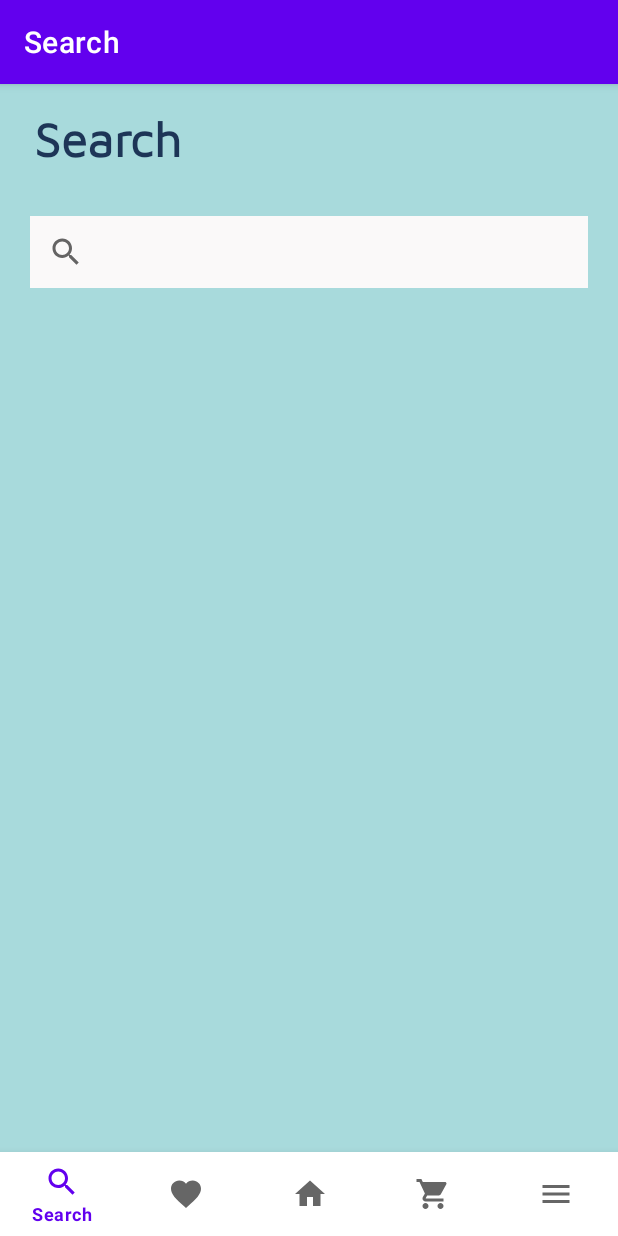
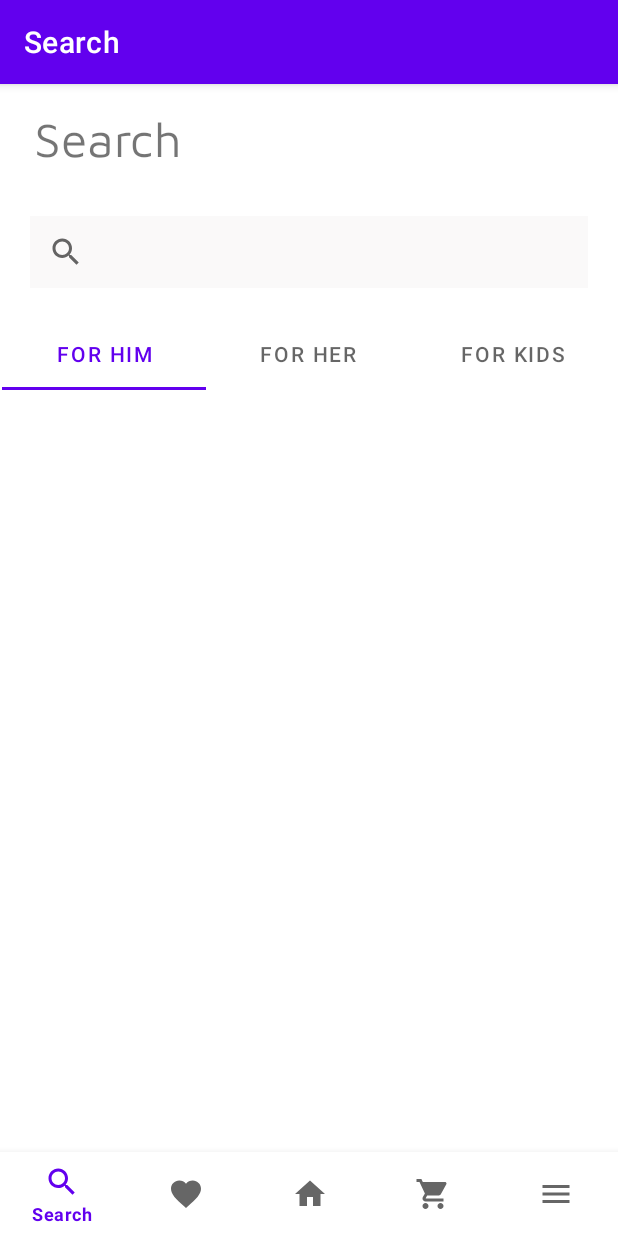
Before and after one commit to sultansse/E_Commerce, an Android app: the SearchFragment screen opened through its navigation route, on a phone screen of 412 x 824 dp. Run offline under Robolectric (Android 15) with nearby library versions, the phone set to English and light mode, and no system bars; our stand-ins replace navigation-ui.

Commit message:
Revert "added some colors"
This reverts commit 9fb8612c

```diff
--- a/app/src/main/res/layout/fragment_search.xml
+++ b/app/src/main/res/layout/fragment_search.xml
@@ -5,11 +5,9 @@
 
     android:layout_width="match_parent"
     android:layout_height="match_parent"
-    android:background="@color/light_blue"
     tools:context=".ui.search.SearchFragment">
 
-
-    <!--title-->
+<!--title-->
     <TextView
         android:id="@+id/searchTitle"
         android:layout_width="wrap_content"
@@ -17,9 +15,7 @@
         android:layout_marginTop="15dp"
         android:fontFamily="@font/maven_pro"
         android:text="@string/title_search"
-        android:textColor="@color/dark_blue"
         android:textSize="32sp"
-        android:textStyle="bold"
         app:layout_constraintEnd_toEndOf="parent"
         app:layout_constraintHorizontal_bias="0.073"
         app:layout_constraintStart_toStartOf="parent"
@@ -43,6 +39,39 @@
 
 
     <!--    tabs-->
+    <com.google.android.material.tabs.TabLayout
+        android:id="@+id/tabLayout"
+        android:layout_width="409dp"
+        android:layout_height="wrap_content"
+        android:layout_marginTop="20dp"
+        app:layout_constraintEnd_toEndOf="parent"
+        app:layout_constraintStart_toStartOf="parent"
+        app:layout_constraintTop_toBottomOf="@+id/searchView">
+
+        <com.google.android.material.tabs.TabItem
+            android:id="@+id/forHim"
+            android:layout_width="wrap_content"
+            android:layout_height="wrap_content"
+            android:text="For Him"
+            tools:ignore="HardcodedText" />
+
+        <com.google.android.material.tabs.TabItem
+            android:id="@+id/forHer"
+            android:layout_width="wrap_content"
+            android:layout_height="wrap_content"
+            android:text="For Her"
+            tools:ignore="HardcodedText"
+            tools:layout_editor_absoluteX="142dp"
+            tools:layout_editor_absoluteY="167dp" />
+
+        <com.google.android.material.tabs.TabItem
+            android:id="@+id/forKids"
+            android:layout_width="wrap_content"
+            android:layout_height="wrap_content"
+            android:text="For Kids"
+            tools:ignore="HardcodedText" />
+
+    </com.google.android.material.tabs.TabLayout>
 
 
 </androidx.constraintlayout.widget.ConstraintLayout>
--- a/app/src/main/res/values/colors.xml
+++ b/app/src/main/res/values/colors.xml
@@ -7,10 +7,4 @@
     <color name="teal_700">#FF018786</color>
     <color name="black">#FF000000</color>
     <color name="white">#FFFFFFFF</color>
-    <color name="light_blue">#A8DADC</color>
-    <color name="medium_blue">#457b9d</color>
-    <color name="dark_blue">#1d3557</color>
-    <color name="like_white">#f1faee</color>
-    <color name="like_red">#e63946</color>
-
 </resources>
```
